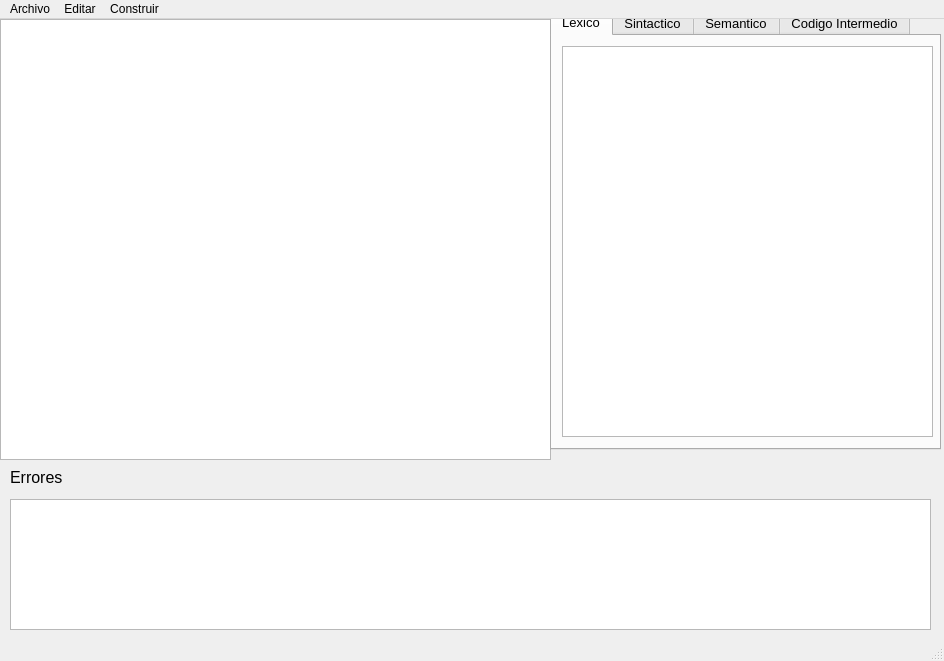
This is ide.ui in daywave/Compilador as Qt 5 draws it before an edit. The edited form follows.
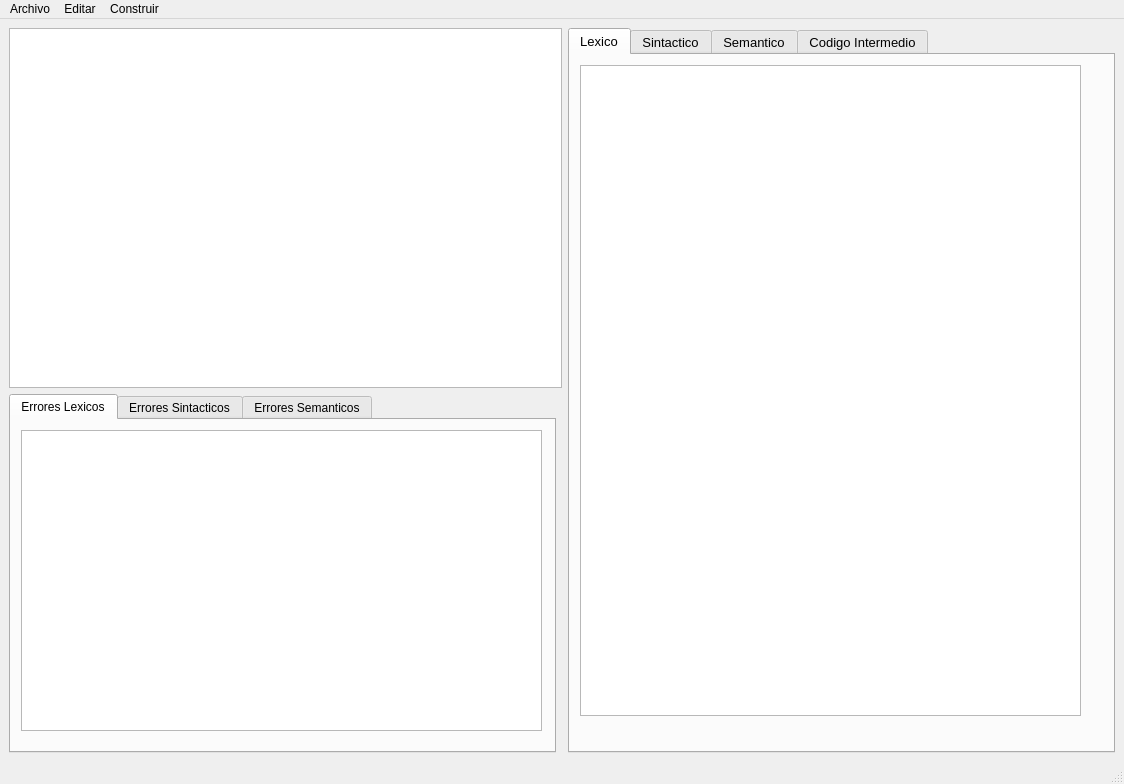
This is the edited form. The open tabs and pages were chosen to show the change.

Commit message: Modificacion en la interfaz del IDE

```diff
--- a/ide.ui
+++ b/ide.ui
@@ -6,38 +6,26 @@
    <rect>
     <x>0</x>
     <y>0</y>
-    <width>944</width>
-    <height>661</height>
+    <width>1124</width>
+    <height>784</height>
    </rect>
   </property>
   <property name="windowTitle">
    <string>MainWindow</string>
   </property>
   <widget class="QWidget" name="centralwidget">
+   <layout class="QGridLayout" name="gridLayout">
+    <item row="0" column="0" colspan="2">
    <widget class="QTextEdit" name="seccionCodigo">
-    <property name="geometry">
-     <rect>
-      <x>0</x>
-      <y>0</y>
-      <width>551</width>
-      <height>441</height>
-     </rect>
-    </property>
     <property name="font">
      <font>
       <pointsize>12</pointsize>
      </font>
     </property>
    </widget>
+    </item>
+    <item row="0" column="2" rowspan="2">
    <widget class="QTabWidget" name="tabWidget">
-    <property name="geometry">
-     <rect>
-      <x>550</x>
-      <y>-10</y>
-      <width>391</width>
-      <height>441</height>
-     </rect>
-    </property>
     <property name="font">
      <font>
       <pointsize>10</pointsize>
@@ -55,8 +43,8 @@
        <rect>
         <x>10</x>
         <y>10</y>
-        <width>371</width>
-        <height>391</height>
+          <width>501</width>
+          <height>651</height>
        </rect>
       </property>
      </widget>
@@ -107,45 +95,77 @@
      </attribute>
     </widget>
    </widget>
+    </item>
+    <item row="1" column="0">
+     <widget class="QTabWidget" name="tabWidget_2">
+      <property name="currentIndex">
+       <number>2</number>
+      </property>
+      <widget class="QWidget" name="tab_5">
+       <attribute name="title">
+        <string>Errores Lexicos</string>
+       </attribute>
+       <widget class="QTextEdit" name="errorLexico">
+        <property name="geometry">
+         <rect>
+          <x>10</x>
+          <y>10</y>
+          <width>521</width>
+          <height>301</height>
+         </rect>
+        </property>
+        <property name="readOnly">
+         <bool>true</bool>
+        </property>
+       </widget>
+      </widget>
+      <widget class="QWidget" name="tab_6">
+       <attribute name="title">
+        <string>Errores Sintacticos</string>
+       </attribute>
+       <widget class="QTextEdit" name="errorSintactico">
+        <property name="geometry">
+         <rect>
+          <x>10</x>
+          <y>10</y>
+          <width>521</width>
+          <height>301</height>
+         </rect>
+        </property>
+        <property name="readOnly">
+         <bool>true</bool>
+        </property>
+       </widget>
+      </widget>
+      <widget class="QWidget" name="tab_7">
+       <attribute name="title">
+        <string>Errores Semanticos</string>
+       </attribute>
    <widget class="QTextEdit" name="mostrarErrores">
     <property name="geometry">
      <rect>
       <x>10</x>
-      <y>480</y>
-      <width>921</width>
-      <height>131</height>
+          <y>10</y>
+          <width>521</width>
+          <height>301</height>
      </rect>
     </property>
     <property name="readOnly">
      <bool>true</bool>
     </property>
    </widget>
-   <widget class="QLabel" name="label">
-    <property name="geometry">
-     <rect>
-      <x>10</x>
-      <y>450</y>
-      <width>55</width>
-      <height>16</height>
-     </rect>
-    </property>
-    <property name="font">
-     <font>
-      <pointsize>12</pointsize>
-     </font>
-    </property>
-    <property name="text">
-     <string>Errores</string>
-    </property>
-   </widget>
+      </widget>
+     </widget>
+    </item>
+   </layout>
   </widget>
   <widget class="QMenuBar" name="menubar">
    <property name="geometry">
     <rect>
      <x>0</x>
      <y>0</y>
-     <width>944</width>
-     <height>23</height>
+     <width>1124</width>
+     <height>26</height>
     </rect>
    </property>
    <widget class="QMenu" name="menuArchivo">
@@ -172,9 +192,9 @@
     </property>
     <addaction name="actionCompilar"/>
    </widget>
-   <addaction name="menuArchivo"/>
-   <addaction name="menuEditar"/>
-   <addaction name="menuCompilar"/>
+   <addaction name="menuArchivo" />
+   <addaction name="menuEditar" />
+   <addaction name="menuCompilar" />
   </widget>
   <widget class="QStatusBar" name="statusbar"/>
   <action name="actionNuevo">
```
Left out of the diff: 31 changed lines with no effect on the pictures. Lines whose indentation alone changed are shown as unchanged.
